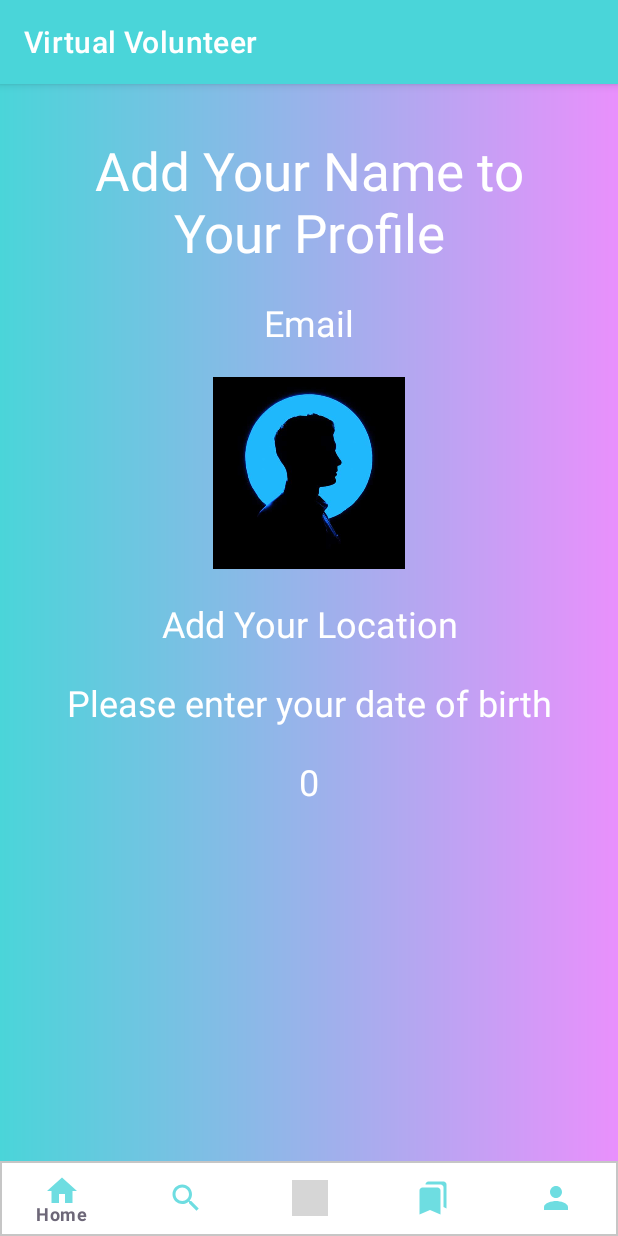
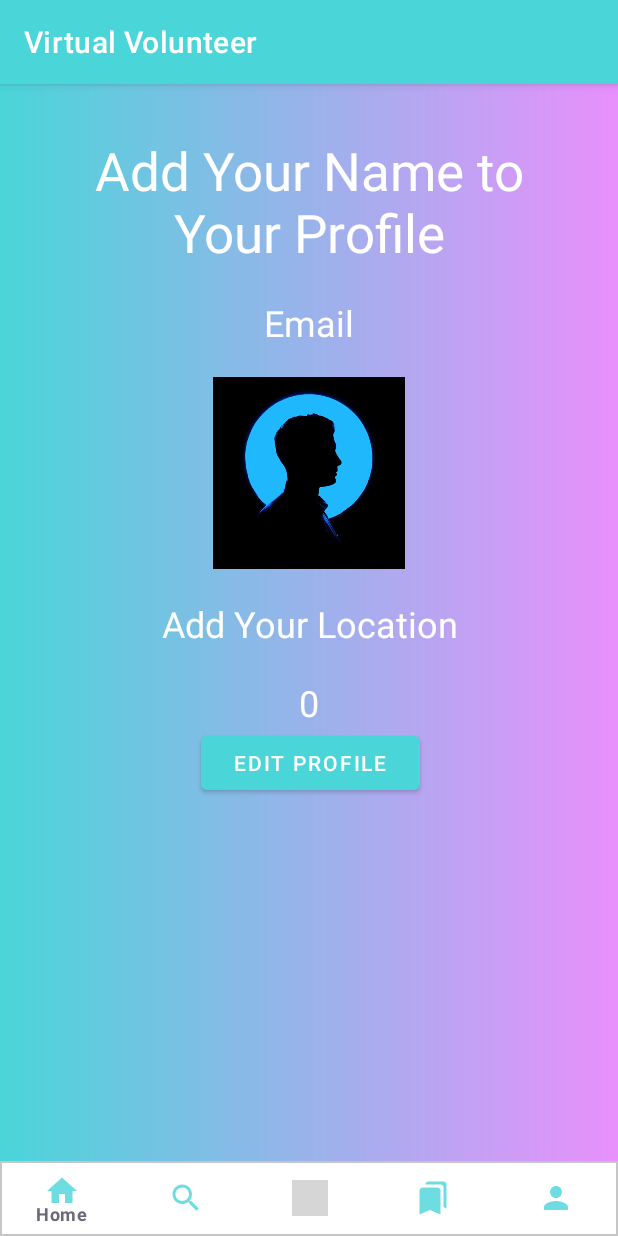
Before and after one commit to Hyma200/Reach, an Android app: the Profile screen opened directly, with no data from a screen before it, on a phone screen of 412 x 824 dp. Run offline under Robolectric (Android 15) with nearby library versions, the phone set to English and light mode, and no system bars; our stand-ins replace Firebase (no records; nobody signed in at launch, a user with empty details on screens opened directly); 1 statement that could not run was skipped; grey boxes are pictures that could not be loaded.

Commit message:
added edit button. Removed age from profile xml and commented out ageProfile in java file

```diff
--- a/app/src/main/java/com/example/virtualvolunteer/Profile.java
+++ b/app/src/main/java/com/example/virtualvolunteer/Profile.java
@@ -33,7 +33,6 @@ public class Profile extends AppCompatActivity {
     DatabaseReference hoursRef = myRef.child("hours");
     DatabaseReference ageRef = myRef.child("age");
     private TextView nameOutput;
-    private TextView ageOutput;
     private TextView locationOutput;
     private TextView hoursOutput;
     private static final String TAG = "Database";
@@ -48,9 +47,9 @@ public class Profile extends AppCompatActivity {
         MenuItem menuItem = menu.getItem(0);
         menuItem.setChecked(true);
         nameOutput = (TextView) findViewById(R.id.profileName);
-        ageOutput = (TextView) findViewById(R.id.profileAge);
+        hoursOutput = (TextView) findViewById(R.id.hoursProfile);
         locationOutput = (TextView) findViewById(R.id.location);
-        hoursOutput = (TextView) findViewById(R.id.hoursProfile);
+
 
         //Sets value of name on profile page
         nameRef.addValueEventListener(new ValueEventListener() {
@@ -105,14 +104,14 @@ public class Profile extends AppCompatActivity {
             @Override
             public void onDataChange(@NonNull DataSnapshot snapshot){
                 String value = snapshot.getValue(String.class);
-                ageOutput.setText(value);
-                if (value == null)
-                    ageOutput.setText("Please enter your date of birth");
+                //ageOutput.setText(value);
+             //   if (value == null)
+              //      ageOutput.setText("Please enter your date of birth");
             }
 
             @Override
             public void onCancelled(@NonNull DatabaseError error) {
-                ageOutput.setText("ERROR: " + error.toException());
+               // ageOutput.setText("ERROR: " + error.toException());
             }
         });
     }
--- a/app/src/main/res/layout/activity_profile.xml
+++ b/app/src/main/res/layout/activity_profile.xml
@@ -64,24 +64,39 @@
                 android:textSize="24sp" />
 
             <TextView
-                android:id="@+id/profileAge"
-                android:layout_width="match_parent"
-                android:layout_height="wrap_content"
-                android:layout_marginTop="30px"
-                android:gravity="center"
-                android:text="Age: "
-                android:textColor="#FFFFFF"
-                android:textSize="24sp" />
-
-            <TextView
                 android:id="@+id/hoursProfile"
                 android:layout_width="match_parent"
                 android:layout_height="wrap_content"
                 android:layout_marginTop="30px"
                 android:gravity="center"
-                android:text="Hours volunteered:"
+                android:text="Hours volunteered: "
                 android:textColor="#FFFFFF"
                 android:textSize="24sp" />
+
+            <ScrollView
+                android:layout_width="match_parent"
+                android:layout_height="match_parent">
+
+                <LinearLayout
+                    android:layout_width="match_parent"
+                    android:layout_height="wrap_content"
+                    android:orientation="vertical" >
+
+                    <Button
+                        android:id="@+id/button5"
+                        android:layout_width="146dp"
+                        android:layout_height="wrap_content"
+                        android:layout_marginStart="100dp"
+                        android:gravity="center"
+                        android:text="Edit Profile" />
+                </LinearLayout>
+            </ScrollView>
+
+            <Button
+                android:id="@+id/button3"
+                android:layout_width="match_parent"
+                android:layout_height="wrap_content"
+                android:text="Button" />
 
         </LinearLayout>
 
```
